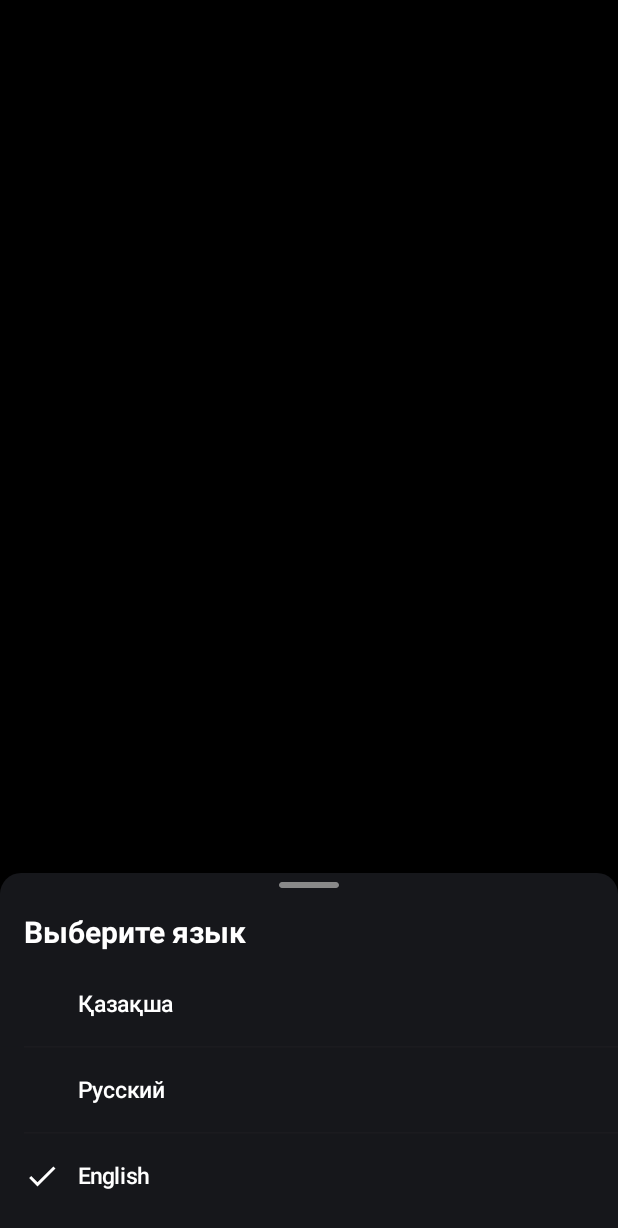
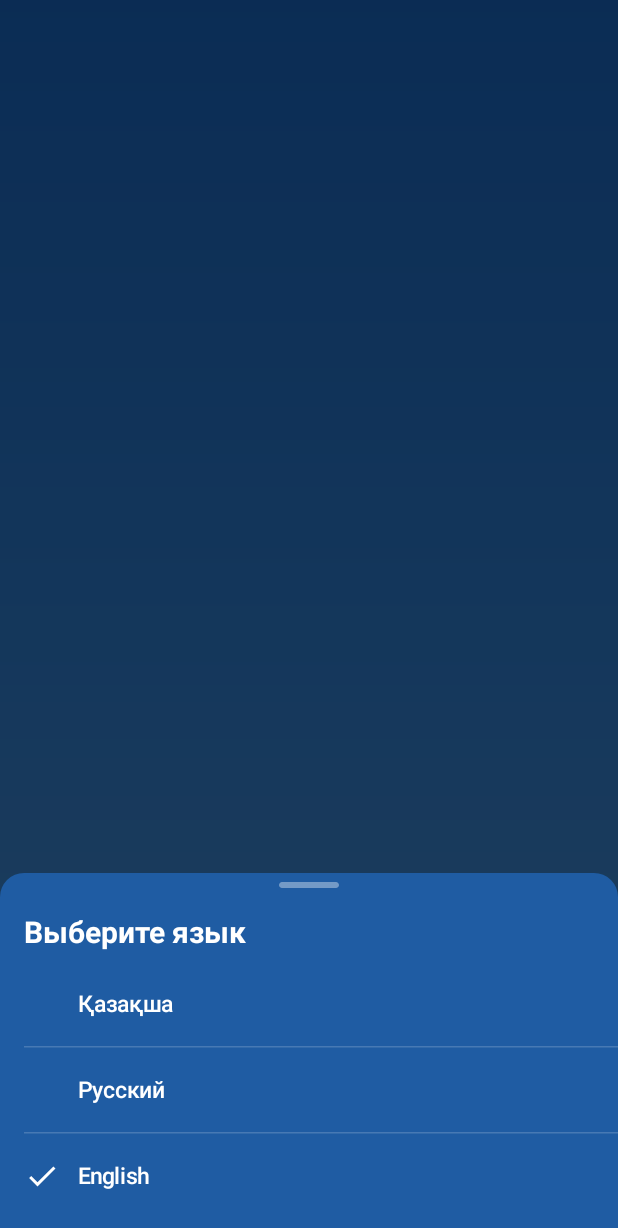
Before and after one commit to ZeMe1/SkyCast, an Android app built with Jetpack Compose: the fragment LanguagePickerFragment shown on its own in the app's theme, on a phone screen of 412 x 824 dp. Shown: the top 1228 px of the screen. Run offline under Robolectric (Android 15) with nearby library versions, the phone set to English and light mode, and no system bars; our stand-ins replace Shimmer, livedata-compose; 1 statement that could not run was skipped.

Commit message:
refactor/zeme: apply iOS weather color palette

```diff
--- a/libraries/core-locale-view/src/main/java/kz/zeme/skycast/core/locale/view/presentation/LanguagePickerScreen.kt
+++ b/libraries/core-locale-view/src/main/java/kz/zeme/skycast/core/locale/view/presentation/LanguagePickerScreen.kt
@@ -105,7 +105,7 @@ private fun DefaultErrorView(
             .height(220.dp),
         errorMessage = error?.message ?: stringResource(R.string.shared_something_went_wrong),
         onRefresh = onRefresh,
-        backgroundColor = SkyCastTheme.colors.basicDark,
+        backgroundColor = SkyCastTheme.colors.sheetBg,
     )
 }
 
@@ -165,7 +165,7 @@ private fun LanguageListContent(
             if (languages.lastOrNull() != language) {
                 HorizontalDivider(
                     modifier = Modifier.padding(start = 16.dp),
-                    color = SkyCastTheme.colors.buttonDisabled.copy(alpha = 0.5f),
+                    color = SkyCastTheme.colors.divider,
                     thickness = 1.dp,
                 )
             }
@@ -246,7 +246,7 @@ private class LanguagePickerScreenPreviewParameterProvider :
 
 @Preview(
     showBackground = true,
-    backgroundColor = 0xFF010101,
+    backgroundColor = 0xFF2B83E2,
 )
 @Composable
 private fun LanguagePickerScreenPreview(
--- a/libraries/core-res/src/main/java/kz/zeme/skycast/core/res/theme/SkyCastColors.kt
+++ b/libraries/core-res/src/main/java/kz/zeme/skycast/core/res/theme/SkyCastColors.kt
@@ -3,6 +3,7 @@ package kz.zeme.skycast.core.res.theme
 import androidx.compose.runtime.Composable
 import androidx.compose.runtime.Immutable
 import androidx.compose.runtime.staticCompositionLocalOf
+import androidx.compose.ui.graphics.Brush
 import androidx.compose.ui.graphics.Color
 
 @Immutable
@@ -22,6 +23,21 @@ data class SkyCastColors(
     val textPrimary: Color,
     val textSecondary: Color,
     val gray8: Color,
+    val skyTop: Color,
+    val skyMid: Color,
+    val skyBottom: Color,
+    val sheetBg: Color,
+    val cardBorder: Color,
+    val divider: Color,
+    val handle: Color,
+    val shimmerHighlight: Color,
+    val errorText: Color,
+    val sunYellow: Color,
+    val rainCyan: Color,
+    val tempCool: Color,
+    val tempMild: Color,
+    val tempWarm: Color,
+    val tempHot: Color,
 )
 
 val LocalStaticColors = staticCompositionLocalOf {
@@ -41,8 +57,31 @@ val LocalStaticColors = staticCompositionLocalOf {
         textPrimary = Text_Primary,
         textSecondary = Text_Secondary,
         gray8 = Gray_8,
+        skyTop = Sky_Top,
+        skyMid = Sky_Mid,
+        skyBottom = Sky_Bottom,
+        sheetBg = Sheet_Bg,
+        cardBorder = Card_Border,
+        divider = Divider,
+        handle = Handle,
+        shimmerHighlight = Shimmer_Highlight,
+        errorText = Error_Text,
+        sunYellow = Sun_Yellow,
+        rainCyan = Rain_Cyan,
+        tempCool = Temp_Cool,
+        tempMild = Temp_Mild,
+        tempWarm = Temp_Warm,
+        tempHot = Temp_Hot,
     )
 }
+
+fun SkyCastColors.skyGradientBrush(): Brush = Brush.verticalGradient(
+    colors = listOf(skyTop, skyMid, skyBottom),
+)
+
+fun SkyCastColors.tempBarBrush(): Brush = Brush.horizontalGradient(
+    colors = listOf(tempCool, tempMild, tempWarm, tempHot),
+)
 
 @Composable
 fun Color.enabled(enabled: Boolean): Color = copy(
@@ -59,18 +98,33 @@ object ContentAlpha {
     ): Float = if (enabled) 1f else disabled
 }
 
-internal val Basic_Gray = Color(color = 0xFF898989)
-internal val Basic_Dark = Color(color = 0xFF16171B)
-internal val Input_Bg = Color(color = 0xFF2D2D30)
-internal val Input_Error_Bg = Color(color = 0xFF3F2B2F)
-internal val Main_Bg = Color(color = 0xFF010101)
-internal val Basic_Error = Color(color = 0xFFDC1B27)
-internal val Basic_Success = Color(color = 0xFF00D394)
-internal val Button_Primary = Color(color = 0xFF2C2C2C)
-internal val Button_Secondary = Color(color = 0xFF2B2B2E)
-internal val Button_Disabled = Color(color = 0xFF202024)
-internal val Button_Dark_Grayed = Color(0xE58B8787)
-internal val Main_Shimmer = Color(color = 0xFF121316)
+internal val Basic_Gray = Color(color = 0xB8FFFFFF)
+internal val Basic_Dark = Color(color = 0x470C366B)
+internal val Input_Bg = Color(color = 0x570C366B)
+internal val Input_Error_Bg = Color(color = 0x3DFF453A)
+internal val Main_Bg = Color(color = 0xFF2B83E2)
+internal val Basic_Error = Color(color = 0xFFFF453A)
+internal val Basic_Success = Color(color = 0xFF30D158)
+internal val Button_Primary = Color(color = 0x3DFFFFFF)
+internal val Button_Secondary = Color(color = 0x29FFFFFF)
+internal val Button_Disabled = Color(color = 0x470A2A56)
+internal val Button_Dark_Grayed = Color(color = 0x6B0A2A56)
+internal val Main_Shimmer = Color(color = 0x420C366B)
 internal val Text_Primary = Color.White
 internal val Text_Secondary = Basic_Gray
-internal val Gray_8 = Color(color = 0xFF48494A)
+internal val Gray_8 = Color(color = 0x52FFFFFF)
+internal val Sky_Top = Color(color = 0xFF1B6FD4)
+internal val Sky_Mid = Color(color = 0xFF3189E5)
+internal val Sky_Bottom = Color(color = 0xFF52A0EC)
+internal val Sheet_Bg = Color(color = 0xFF1F5CA3)
+internal val Card_Border = Color(color = 0x29FFFFFF)
+internal val Divider = Color(color = 0x2EFFFFFF)
+internal val Handle = Color(color = 0x61FFFFFF)
+internal val Shimmer_Highlight = Color(color = 0x3DFFFFFF)
+internal val Error_Text = Color(color = 0xFFFFD1CE)
+internal val Sun_Yellow = Color(color = 0xFFFFD60A)
+internal val Rain_Cyan = Color(color = 0xFF64D2FF)
+internal val Temp_Cool = Color(color = 0xFF5AC8FA)
+internal val Temp_Mild = Color(color = 0xFF5CE08C)
+internal val Temp_Warm = Color(color = 0xFFFFD60A)
+internal val Temp_Hot = Color(color = 0xFFFF9F0A)
--- a/libraries/core-res/src/main/java/kz/zeme/skycast/core/res/theme/TextStyleExtensions.kt
+++ b/libraries/core-res/src/main/java/kz/zeme/skycast/core/res/theme/TextStyleExtensions.kt
@@ -14,7 +14,7 @@ fun TextStyle.primary(): TextStyle = copy(color = SkyCastTheme.colors.textPrimar
 fun TextStyle.secondary(): TextStyle = copy(color = SkyCastTheme.colors.textSecondary)
 
 @Composable
-fun TextStyle.error(): TextStyle = copy(color = SkyCastTheme.colors.basicError)
+fun TextStyle.error(): TextStyle = copy(color = SkyCastTheme.colors.errorText)
 
 @Composable
 fun TextStyle.enabled(enabled: Boolean): TextStyle = copy(color = color.enabled(enabled))
--- /dev/null
+++ b/libraries/core-res/src/main/res/drawable/bg_sky_gradient.xml
@@ -0,0 +1,10 @@
+<?xml version="1.0" encoding="utf-8"?>
+<shape xmlns:android="http://schemas.android.com/apk/res/android"
+    android:shape="rectangle">
+    <gradient
+        android:angle="270"
+        android:centerColor="@color/sky_mid"
+        android:endColor="@color/sky_bottom"
+        android:startColor="@color/sky_top"
+        android:type="linear" />
+</shape>
--- /dev/null
+++ b/libraries/core-res/src/main/res/values/colors.xml
@@ -0,0 +1,8 @@
+<?xml version="1.0" encoding="utf-8"?>
+<resources>
+    <color name="sky_top">#1B6FD4</color>
+    <color name="sky_mid">#3189E5</color>
+    <color name="sky_bottom">#52A0EC</color>
+    <color name="main_bg">#2B83E2</color>
+    <color name="sheet_bg">#1F5CA3</color>
+</resources>
--- a/libraries/core-res/src/main/res/values/styles.xml
+++ b/libraries/core-res/src/main/res/values/styles.xml
@@ -1,14 +1,16 @@
 <?xml version="1.0" encoding="utf-8"?>
-<resources>
+<resources xmlns:tools="http://schemas.android.com/tools">
     <style name="Theme.SkyCast" parent="Theme.MaterialComponents.Light.NoActionBar">
-        <item name="android:windowBackground">@android:color/black</item>
-        <item name="android:statusBarColor">@android:color/black</item>
-        <item name="android:navigationBarColor">@android:color/black</item>
+        <item name="android:windowBackground">@drawable/bg_sky_gradient</item>
+        <item name="android:statusBarColor">@color/sky_top</item>
+        <item name="android:navigationBarColor">@color/sky_bottom</item>
+        <item name="android:windowLightStatusBar">false</item>
+        <item name="android:windowLightNavigationBar" tools:targetApi="o_mr1">false</item>
     </style>
 
     <style name="SplashTheme" parent="Theme.SkyCast">
-        <item name="android:windowBackground">@android:color/black</item>
-        <item name="android:statusBarColor">@android:color/black</item>
-        <item name="android:navigationBarColor">@android:color/black</item>
+        <item name="android:windowBackground">@drawable/bg_sky_gradient</item>
+        <item name="android:statusBarColor">@color/sky_top</item>
+        <item name="android:navigationBarColor">@color/sky_bottom</item>
     </style>
 </resources>
--- a/libraries/core-ui/src/main/java/kz/zeme/skycast/core/ui/components/DefaultErrorScreen.kt
+++ b/libraries/core-ui/src/main/java/kz/zeme/skycast/core/ui/components/DefaultErrorScreen.kt
@@ -1,5 +1,6 @@
 package kz.zeme.skycast.core.ui.components
 
+import androidx.compose.foundation.BorderStroke
 import androidx.compose.foundation.background
 import androidx.compose.foundation.layout.Arrangement
 import androidx.compose.foundation.layout.Column
@@ -68,6 +69,7 @@ fun DefaultErrorScreen(
             Button(
                 onClick = onRefresh,
                 shape = RoundedCornerShape(12.dp),
+                border = BorderStroke(1.dp, SkyCastTheme.colors.gray8),
                 colors = ButtonDefaults.buttonColors(
                     containerColor = SkyCastTheme.colors.buttonPrimary,
                     contentColor = SkyCastTheme.colors.textPrimary,
--- a/libraries/core-ui/src/main/java/kz/zeme/skycast/core/ui/compose/views/TextField.kt
+++ b/libraries/core-ui/src/main/java/kz/zeme/skycast/core/ui/compose/views/TextField.kt
@@ -110,7 +110,7 @@ fun TextField(
 
     val customTextSelectionColors = TextSelectionColors(
         handleColor = cursorHandleColor,
-        backgroundColor = Color.Gray,
+        backgroundColor = SkyCastTheme.colors.buttonPrimary,
     )
     val interactionSource = remember { MutableInteractionSource() }
     val hasFocus = interactionSource.collectIsFocusedAsState()
@@ -306,7 +306,7 @@ internal class TextFieldPreviewParameterProvider : PreviewParameterProvider<Text
 
 @Preview(
     showBackground = true,
-    backgroundColor = 0xFF010101,
+    backgroundColor = 0xFF2B83E2,
     name = "StandardTextField",
 )
 @Composable
--- a/libraries/core-ui/src/main/java/kz/zeme/skycast/core/ui/extensions/ModifierExtensions.kt
+++ b/libraries/core-ui/src/main/java/kz/zeme/skycast/core/ui/extensions/ModifierExtensions.kt
@@ -2,7 +2,6 @@ package kz.zeme.skycast.core.ui.extensions
 
 import androidx.compose.foundation.background
 import androidx.compose.runtime.Composable
-import androidx.compose.runtime.remember
 import androidx.compose.ui.Modifier
 import androidx.compose.ui.composed
 import androidx.compose.ui.graphics.Color
@@ -13,7 +12,7 @@ import kz.zeme.skycast.core.res.theme.SkyCastTheme
 fun Modifier.shimmer(shape: Shape = RectangleShape): Modifier = composed {
     shimmer(
         backgroundColor = SkyCastTheme.colors.mainShimmer,
-        shimmerColor = remember { Color(color = 0xFF272727) },
+        shimmerColor = SkyCastTheme.colors.shimmerHighlight,
         shape = shape,
     )
 }
```
Also changed, not shown: libraries/core-ui/src/main/java/kz/zeme/skycast/core/ui/compose/views/ModalBottomSheet.kt (+14 -14 lines), libraries/core-ui/src/main/java/kz/zeme/skycast/core/ui/extensions/Shimmer.kt (+6 -7 lines).
